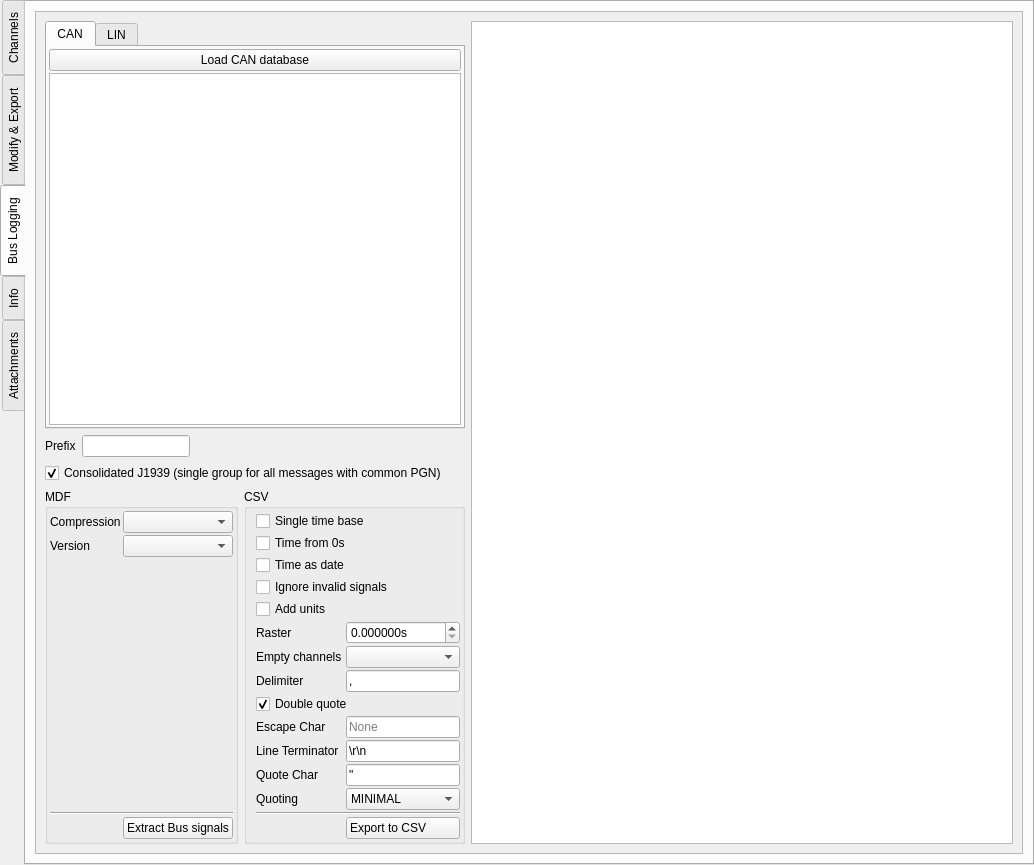
Above: asammdf/gui/ui/file_widget.ui from danielhrisca/asammdf before the change. Below: the same form after it.
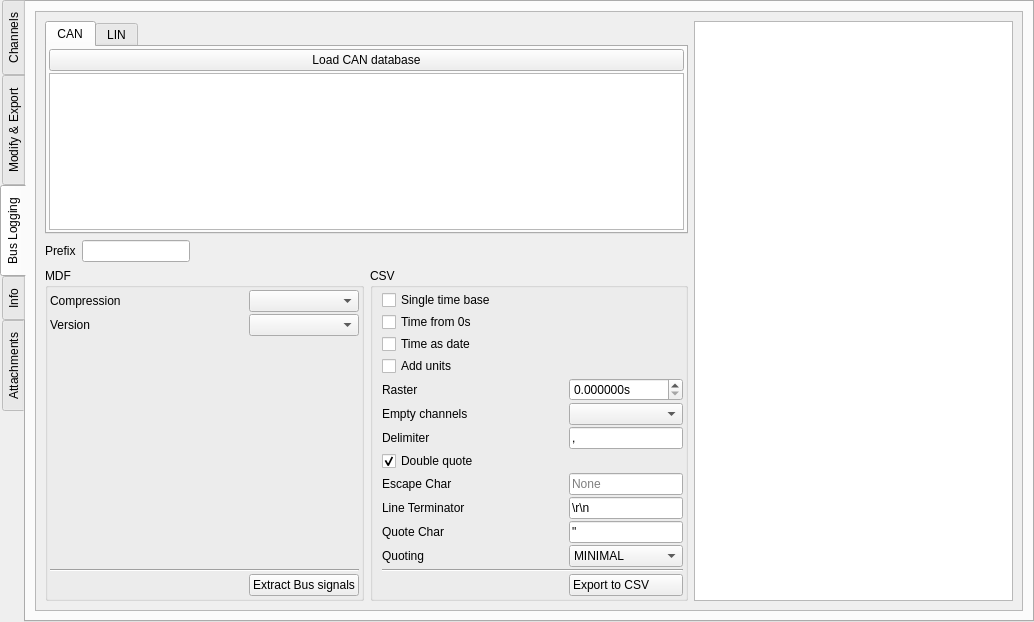
That is the form after the change. The open tabs and pages were chosen to show the change. Icons and pictures are not drawn. Custom widgets are drawn as their Qt base class.

Commit message: always ignore invalid J1939 signals

```diff
--- a/asammdf/gui/ui/file_widget.ui
+++ b/asammdf/gui/ui/file_widget.ui
@@ -7,7 +7,7 @@
     <x>0</x>
     <y>0</y>
     <width>1034</width>
-    <height>865</height>
+    <height>622</height>
    </rect>
   </property>
   <property name="sizePolicy">
@@ -376,8 +376,8 @@
            <rect>
             <x>0</x>
             <y>0</y>
-            <width>323</width>
-            <height>839</height>
+            <width>306</width>
+            <height>619</height>
            </rect>
           </property>
           <layout class="QVBoxLayout" name="verticalLayout_4">
@@ -1217,107 +1217,227 @@
             <x>0</x>
             <y>0</y>
             <width>985</width>
-            <height>839</height>
+            <height>596</height>
            </rect>
           </property>
-          <layout class="QGridLayout" name="gridLayout_7" columnstretch="0,0,1">
-           <item row="0" column="0" colspan="2">
-            <widget class="QTabWidget" name="tabWidget">
-             <property name="currentIndex">
-              <number>0</number>
+          <layout class="QGridLayout" name="gridLayout_7" columnstretch="0,0,0">
+           <item row="2" column="1">
+            <widget class="QGroupBox" name="groupBox_3">
+             <property name="title">
+              <string>CSV</string>
              </property>
-             <widget class="QWidget" name="tab">
-              <attribute name="title">
-               <string>CAN</string>
-              </attribute>
-              <layout class="QGridLayout" name="gridLayout_4">
-               <property name="leftMargin">
-                <number>2</number>
-               </property>
-               <property name="topMargin">
-                <number>2</number>
-               </property>
-               <property name="rightMargin">
-                <number>2</number>
-               </property>
-               <property name="bottomMargin">
-                <number>2</number>
-               </property>
-               <property name="spacing">
-                <number>2</number>
-               </property>
-               <item row="0" column="0">
-                <widget class="QPushButton" name="load_can_database_btn">
+             <layout class="QGridLayout" name="gridLayout_6" columnstretch="1,0,0">
+              <property name="topMargin">
+               <number>2</number>
+              </property>
+              <property name="rightMargin">
+               <number>2</number>
+              </property>
+              <property name="bottomMargin">
+               <number>2</number>
+              </property>
+              <property name="spacing">
+               <number>2</number>
+              </property>
+              <item row="1" column="0" colspan="3">
+               <widget class="QCheckBox" name="time_from_zero_bus">
+                <property name="text">
+                 <string>Time from 0s</string>
+                </property>
+               </widget>
+              </item>
+              <item row="11" column="2">
+               <widget class="QLineEdit" name="quotechar_bus">
+                <property name="text">
+                 <string>&quot;</string>
+                </property>
+                <property name="maxLength">
+                 <number>1</number>
+                </property>
+               </widget>
+              </item>
+              <item row="4" column="2">
+               <widget class="QDoubleSpinBox" name="export_raster_bus">
+                <property name="suffix">
+                 <string>s</string>
+                </property>
+                <property name="decimals">
+                 <number>6</number>
+                </property>
+               </widget>
+              </item>
+              <item row="3" column="0" colspan="3">
+               <widget class="QCheckBox" name="add_units_bus">
+                <property name="text">
+                 <string>Add units</string>
+                </property>
+               </widget>
+              </item>
+              <item row="0" column="0" colspan="3">
+               <widget class="QCheckBox" name="single_time_base_bus">
+                <property name="text">
+                 <string>Single time base</string>
+                </property>
+               </widget>
+              </item>
+              <item row="2" column="0" colspan="3">
+               <widget class="QCheckBox" name="bus_time_as_date">
+                <property name="text">
+                 <string>Time as date</string>
+                </property>
+               </widget>
+              </item>
+              <item row="7" column="0" colspan="3">
+               <widget class="QCheckBox" name="doublequote_bus">
+                <property name="text">
+                 <string>Double quote</string>
+                </property>
+                <property name="checked">
+                 <bool>true</bool>
+                </property>
+               </widget>
+              </item>
+              <item row="6" column="0">
+               <widget class="QLabel" name="label_8">
+                <property name="text">
+                 <string>Delimiter</string>
+                </property>
+               </widget>
+              </item>
+              <item row="10" column="0" colspan="2">
+               <widget class="QLabel" name="label_11">
+                <property name="text">
+                 <string>Line Terminator</string>
+                </property>
+               </widget>
+              </item>
+              <item row="4" column="0">
+               <widget class="QLabel" name="label_23">
+                <property name="text">
+                 <string>Raster</string>
+                </property>
+               </widget>
+              </item>
+              <item row="8" column="2">
+               <widget class="QLineEdit" name="escapechar_bus">
+                <property name="inputMask">
+                 <string/>
+                </property>
+                <property name="maxLength">
+                 <number>1</number>
+                </property>
+                <property name="placeholderText">
+                 <string>None</string>
+                </property>
+               </widget>
+              </item>
+              <item row="10" column="2">
+               <widget class="QLineEdit" name="lineterminator_bus">
+                <property name="text">
+                 <string>\r\n</string>
+                </property>
+               </widget>
+              </item>
+              <item row="12" column="2">
+               <widget class="QComboBox" name="quoting_bus">
+                <property name="currentIndex">
+                 <number>1</number>
+                </property>
+                <item>
                  <property name="text">
-                  <string>Load CAN database</string>
+                  <string>ALL</string>
                  </property>
-                 <property name="icon">
-                  <iconset resource="resource.qrc">
-                   <normaloff>:/open.png</normaloff>:/open.png</iconset>
+                </item>
+                <item>
+                 <property name="text">
+                  <string>MINIMAL</string>
                  </property>
-                </widget>
-               </item>
-               <item row="1" column="0">
-                <widget class="MinimalListWidget" name="can_database_list"/>
-               </item>
-              </layout>
-             </widget>
-             <widget class="QWidget" name="tab_2">
-              <attribute name="title">
-               <string>LIN</string>
-              </attribute>
-              <layout class="QVBoxLayout" name="verticalLayout_7">
-               <property name="spacing">
-                <number>2</number>
-               </property>
-               <property name="leftMargin">
-                <number>2</number>
-               </property>
-               <property name="topMargin">
-                <number>2</number>
-               </property>
-               <property name="rightMargin">
-                <number>2</number>
-               </property>
-               <property name="bottomMargin">
-                <number>2</number>
-               </property>
-               <item>
-                <widget class="QPushButton" name="load_lin_database_btn">
+                </item>
+                <item>
                  <property name="text">
-                  <string>Load LIN database</string>
+                  <string>NONNUMERIC</string>
                  </property>
-                 <property name="icon">
-                  <iconset resource="resource.qrc">
-                   <normaloff>:/open.png</normaloff>:/open.png</iconset>
+                </item>
+                <item>
+                 <property name="text">
+                  <string>NONE</string>
                  </property>
-                </widget>
-               </item>
-               <item>
-                <widget class="MinimalListWidget" name="lin_database_list"/>
-               </item>
-              </layout>
-             </widget>
+                </item>
+               </widget>
+              </item>
+              <item row="11" column="0">
+               <widget class="QLabel" name="label_10">
+                <property name="text">
+                 <string>Quote Char</string>
+                </property>
+               </widget>
+              </item>
+              <item row="13" column="0" colspan="3">
+               <widget class="Line" name="line_13">
+                <property name="orientation">
+                 <enum>Qt::Horizontal</enum>
+                </property>
+               </widget>
+              </item>
+              <item row="6" column="2">
+               <widget class="QLineEdit" name="delimiter_bus">
+                <property name="text">
+                 <string>,</string>
+                </property>
+                <property name="maxLength">
+                 <number>1</number>
+                </property>
+                <property name="clearButtonEnabled">
+                 <bool>false</bool>
+                </property>
+               </widget>
+              </item>
+              <item row="5" column="0" colspan="2">
+               <widget class="QLabel" name="label_25">
+                <property name="text">
+                 <string>Empty channels</string>
+                </property>
+               </widget>
+              </item>
+              <item row="12" column="0">
+               <widget class="QLabel" name="label_7">
+                <property name="text">
+                 <string>Quoting</string>
+                </property>
+               </widget>
+              </item>
+              <item row="8" column="0">
+               <widget class="QLabel" name="label_9">
+                <property name="text">
+                 <string>Escape Char</string>
+                </property>
+               </widget>
+              </item>
+              <item row="14" column="2">
+               <widget class="QPushButton" name="extract_bus_csv_btn">
+                <property name="text">
+                 <string>Export to CSV         </string>
+                </property>
+                <property name="icon">
+                 <iconset resource="resource.qrc">
+                  <normaloff>:/csv.png</normaloff>:/csv.png</iconset>
+                </property>
+               </widget>
+              </item>
+              <item row="5" column="2">
+               <widget class="QComboBox" name="empty_channels_bus"/>
+              </item>
+             </layout>
             </widget>
            </item>
-           <item row="0" column="2" rowspan="4">
+           <item row="0" column="2" rowspan="3">
             <widget class="QTextEdit" name="output_info_bus">
              <property name="readOnly">
               <bool>true</bool>
              </property>
             </widget>
            </item>
-           <item row="2" column="0" colspan="2">
-            <widget class="QCheckBox" name="consolidated_j1939">
-             <property name="text">
-              <string>Consolidated J1939 (single group for all messages with common PGN)</string>
-             </property>
-             <property name="checked">
-              <bool>true</bool>
-             </property>
-            </widget>
-           </item>
-           <item row="3" column="0">
+           <item row="2" column="0">
             <widget class="QGroupBox" name="groupBox_2">
              <property name="title">
               <string>MDF</string>
@@ -1407,223 +1527,83 @@
              </layout>
             </widget>
            </item>
-           <item row="3" column="1">
-            <widget class="QGroupBox" name="groupBox_3">
-             <property name="title">
-              <string>CSV</string>
+           <item row="0" column="0" colspan="2">
+            <widget class="QTabWidget" name="tabWidget">
+             <property name="currentIndex">
+              <number>0</number>
              </property>
-             <layout class="QGridLayout" name="gridLayout_6" columnstretch="1,0,0,0">
-              <property name="topMargin">
-               <number>2</number>
-              </property>
-              <property name="rightMargin">
-               <number>2</number>
-              </property>
-              <property name="bottomMargin">
-               <number>2</number>
-              </property>
-              <property name="spacing">
-               <number>2</number>
-              </property>
-              <item row="13" column="3">
-               <widget class="QComboBox" name="quoting_bus">
-                <property name="currentIndex">
-                 <number>1</number>
-                </property>
-                <item>
+             <widget class="QWidget" name="tab">
+              <attribute name="title">
+               <string>CAN</string>
+              </attribute>
+              <layout class="QGridLayout" name="gridLayout_4">
+               <property name="leftMargin">
+                <number>2</number>
+               </property>
+               <property name="topMargin">
+                <number>2</number>
+               </property>
+               <property name="rightMargin">
+                <number>2</number>
+               </property>
+               <property name="bottomMargin">
+                <number>2</number>
+               </property>
+               <property name="spacing">
+                <number>2</number>
+               </property>
+               <item row="0" column="0">
+                <widget class="QPushButton" name="load_can_database_btn">
                  <property name="text">
-                  <string>ALL</string>
+                  <string>Load CAN database</string>
                  </property>
-                </item>
-                <item>
-                 <property name="text">
-                  <string>MINIMAL</string>
+                 <property name="icon">
+                  <iconset resource="resource.qrc">
+                   <normaloff>:/open.png</normaloff>:/open.png</iconset>
                  </property>
-                </item>
-                <item>
+                </widget>
+               </item>
+               <item row="1" column="0">
+                <widget class="MinimalListWidget" name="can_database_list"/>
+               </item>
+              </layout>
+             </widget>
+             <widget class="QWidget" name="tab_2">
+              <attribute name="title">
+               <string>LIN</string>
+              </attribute>
+              <layout class="QVBoxLayout" name="verticalLayout_7">
+               <property name="spacing">
+                <number>2</number>
+               </property>
+               <property name="leftMargin">
+                <number>2</number>
+               </property>
+               <property name="topMargin">
+                <number>2</number>
+               </property>
+               <property name="rightMargin">
+                <number>2</number>
+               </property>
+               <property name="bottomMargin">
+                <number>2</number>
+               </property>
+               <item>
+                <widget class="QPushButton" name="load_lin_database_btn">
                  <property name="text">
-                  <string>NONNUMERIC</string>
+                  <string>Load LIN database</string>
                  </property>
-                </item>
-                <item>
-                 <property name="text">
-                  <string>NONE</string>
+                 <property name="icon">
+                  <iconset resource="resource.qrc">
+                   <normaloff>:/open.png</normaloff>:/open.png</iconset>
                  </property>
-                </item>
-               </widget>
-              </item>
-              <item row="13" column="0">
-               <widget class="QLabel" name="label_7">
-                <property name="text">
-                 <string>Quoting</string>
-                </property>
-               </widget>
-              </item>
-              <item row="12" column="3">
-               <widget class="QLineEdit" name="quotechar_bus">
-                <property name="text">
-                 <string>&quot;</string>
-                </property>
-                <property name="maxLength">
-                 <number>1</number>
-                </property>
-               </widget>
-              </item>
-              <item row="7" column="0">
-               <widget class="QLabel" name="label_8">
-                <property name="text">
-                 <string>Delimiter</string>
-                </property>
-               </widget>
-              </item>
-              <item row="5" column="0">
-               <widget class="QLabel" name="label_23">
-                <property name="text">
-                 <string>Raster</string>
-                </property>
-               </widget>
-              </item>
-              <item row="9" column="3">
-               <widget class="QLineEdit" name="escapechar_bus">
-                <property name="inputMask">
-                 <string/>
-                </property>
-                <property name="maxLength">
-                 <number>1</number>
-                </property>
-                <property name="placeholderText">
-                 <string>None</string>
-                </property>
-               </widget>
-              </item>
-              <item row="15" column="3">
-               <widget class="QPushButton" name="extract_bus_csv_btn">
-                <property name="text">
-                 <string>Export to CSV         </string>
-                </property>
-                <property name="icon">
-                 <iconset resource="resource.qrc">
-                  <normaloff>:/csv.png</normaloff>:/csv.png</iconset>
-                </property>
-               </widget>
-              </item>
-              <item row="12" column="0">
-               <widget class="QLabel" name="label_10">
-                <property name="text">
-                 <string>Quote Char</string>
-                </property>
-               </widget>
-              </item>
-              <item row="0" column="0" colspan="4">
-               <widget class="QCheckBox" name="single_time_base_bus">
-                <property name="text">
-                 <string>Single time base</string>
-                </property>
-               </widget>
-              </item>
-              <item row="5" column="3">
-               <widget class="QDoubleSpinBox" name="export_raster_bus">
-                <property name="suffix">
-                 <string>s</string>
-                </property>
-                <property name="decimals">
-                 <number>6</number>
-                </property>
-               </widget>
-              </item>
-              <item row="6" column="0" colspan="2">
-               <widget class="QLabel" name="label_25">
-                <property name="text">
-                 <string>Empty channels</string>
-                </property>
-               </widget>
-              </item>
-              <item row="14" column="0" colspan="4">
-               <widget class="Line" name="line_13">
-                <property name="orientation">
-                 <enum>Qt::Horizontal</enum>
-                </property>
-               </widget>
-              </item>
-              <item row="7" column="3">
-               <widget class="QLineEdit" name="delimiter_bus">
-                <property name="text">
-                 <string>,</string>
-                </property>
-                <property name="maxLength">
-                 <number>1</number>
-                </property>
-                <property name="clearButtonEnabled">
-                 <bool>false</bool>
-                </property>
-               </widget>
-              </item>
-              <item row="6" column="3">
-               <widget class="QComboBox" name="empty_channels_bus"/>
-              </item>
-              <item row="9" column="0">
-               <widget class="QLabel" name="label_9">
-                <property name="text">
-                 <string>Escape Char</string>
-                </property>
-               </widget>
-              </item>
-              <item row="11" column="0" colspan="2">
-               <widget class="QLabel" name="label_11">
-                <property name="text">
-                 <string>Line Terminator</string>
-                </property>
-               </widget>
-              </item>
-              <item row="11" column="3">
-               <widget class="QLineEdit" name="lineterminator_bus">
-                <property name="text">
-                 <string>\r\n</string>
-                </property>
-               </widget>
-              </item>
-              <item row="4" column="0" colspan="4">
-               <widget class="QCheckBox" name="add_units_bus">
-                <property name="text">
-                 <string>Add units</string>
-                </property>
-               </widget>
-              </item>
-              <item row="1" column="0" colspan="4">
-               <widget class="QCheckBox" name="time_from_zero_bus">
-                <property name="text">
-                 <string>Time from 0s</string>
-                </property>
-               </widget>
-              </item>
-              <item row="2" column="0" colspan="4">
-               <widget class="QCheckBox" name="bus_time_as_date">
-                <property name="text">
-                 <string>Time as date</string>
-                </property>
-               </widget>
-              </item>
-              <item row="3" column="0" colspan="4">
-               <widget class="QCheckBox" name="ignore_invalid_signals_csv">
-                <property name="toolTip">
-                 <string>checks if all samples are eauql to the maximum teoretical signal value</string>
-                </property>
-                <property name="text">
-                 <string>Ignore invalid signals</string>
-                </property>
-               </widget>
-              </item>
-              <item row="8" column="0" colspan="4">
-               <widget class="QCheckBox" name="doublequote_bus">
-                <property name="text">
-                 <string>Double quote</string>
-                </property>
-                <property name="checked">
-                 <bool>true</bool>
-                </property>
-               </widget>
-              </item>
-             </layout>
+                </widget>
+               </item>
+               <item>
+                <widget class="MinimalListWidget" name="lin_database_list"/>
+               </item>
+              </layout>
+             </widget>
             </widget>
            </item>
            <item row="1" column="0" colspan="2">
```
The commit also changes 9 other files.
